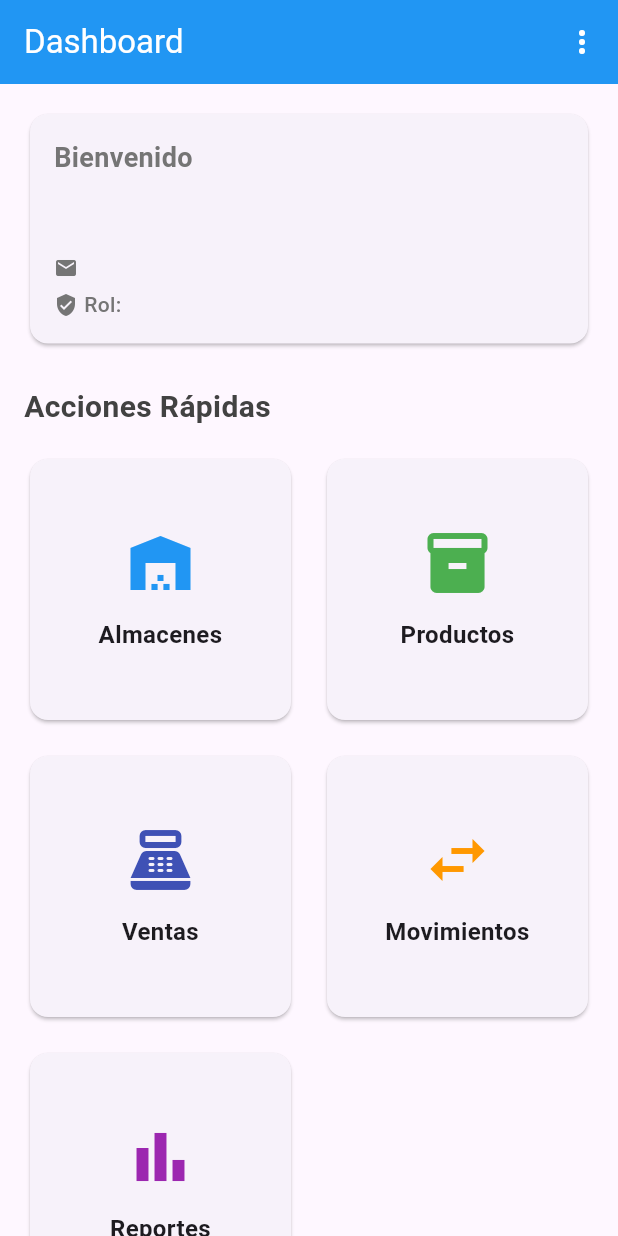
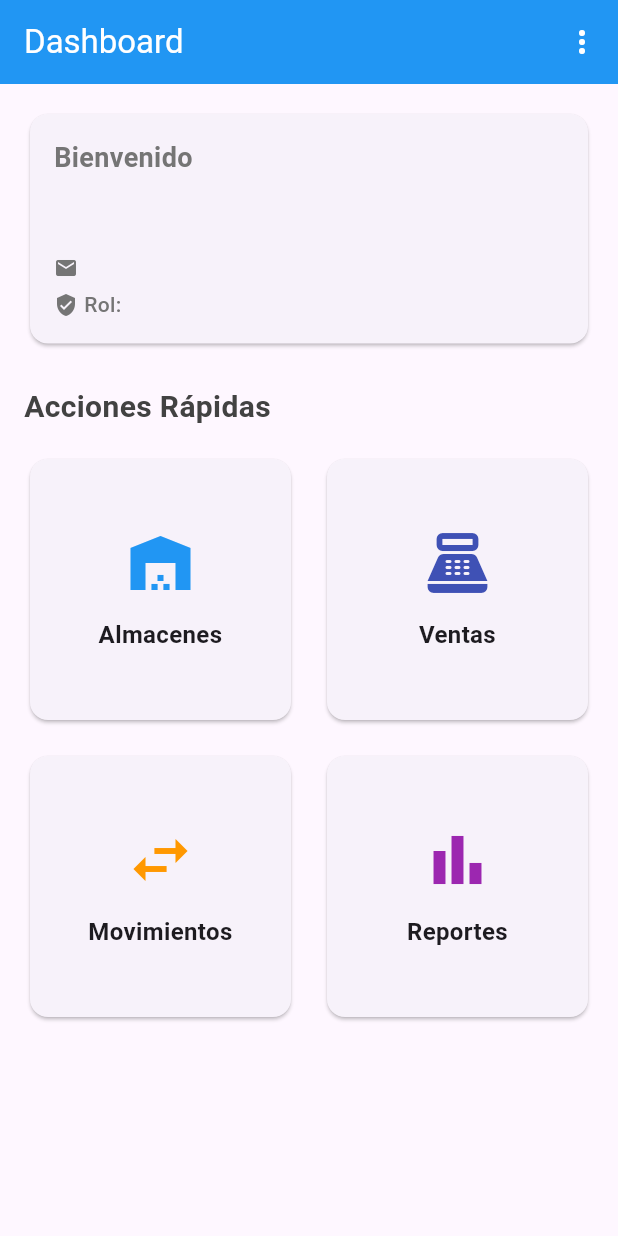
Before and after one commit to jorgechavezrnd/proyecto_final_almacenes, a Flutter app: the screen it shows once a user with an empty profile is signed in, on a phone screen of 412 x 824 dp. Run offline on Flutter 3.47's test engine with Material 3 defaults, Android fonts, the phone set to English and light mode, and no system bars; our stand-ins replace drift, equatable, flutter_bloc, pdf, printing, supabase_flutter; accounts and stored records are empty; generated files the repository leaves out were written again.

Commit message:
Remove unnecessaru buttons for admin users

```diff
--- a/lib/screens/dashboard_screen.dart
+++ b/lib/screens/dashboard_screen.dart
@@ -171,36 +171,6 @@ class DashboardScreen extends StatelessWidget {
             mainAxisSpacing: 16,
             children: _buildActionCards(context, role),
           ),
-          const SizedBox(height: 24),
-
-          // Recent Activity (placeholder)
-          Text(
-            'Actividad Reciente',
-            style: TextStyle(
-              fontSize: 20,
-              fontWeight: FontWeight.bold,
-              color: Colors.grey[800],
-            ),
-          ),
-          const SizedBox(height: 16),
-          Card(
-            child: Padding(
-              padding: const EdgeInsets.all(16.0),
-              child: Column(
-                children: [
-                  ListTile(
-                    leading: const Icon(Icons.info, color: Colors.blue),
-                    title: const Text('Sistema iniciado'),
-                    subtitle: const Text('Bienvenido al sistema de almacenes'),
-                    trailing: Text(
-                      'Ahora',
-                      style: TextStyle(color: Colors.grey[600]),
-                    ),
-                  ),
-                ],
-              ),
-            ),
-          ),
         ],
       ),
     );
@@ -221,14 +191,6 @@ class DashboardScreen extends StatelessWidget {
           );
         },
       ),
-      _buildActionCard(
-        title: 'Productos',
-        icon: Icons.inventory_2,
-        color: Colors.green,
-        onTap: () {
-          _showComingSoon(context, 'Vista General de Productos');
-        },
-      ),
     ];
 
     // Acciones adicionales para administradores
@@ -243,14 +205,6 @@ class DashboardScreen extends StatelessWidget {
               context,
               MaterialPageRoute(builder: (context) => const UsersScreen()),
             );
-          },
-        ),
-        _buildActionCard(
-          title: 'Configuración',
-          icon: Icons.settings,
-          color: Colors.grey,
-          onTap: () {
-            _showComingSoon(context, 'Configuración');
           },
         ),
         _buildActionCard(
@@ -283,14 +237,6 @@ class DashboardScreen extends StatelessWidget {
                 ),
               );
             }
-          },
-        ),
-        _buildActionCard(
-          title: 'Auditoría',
-          icon: Icons.history,
-          color: Colors.orange,
-          onTap: () {
-            _showComingSoon(context, 'Auditoría del Sistema');
           },
         ),
       ]);
```
